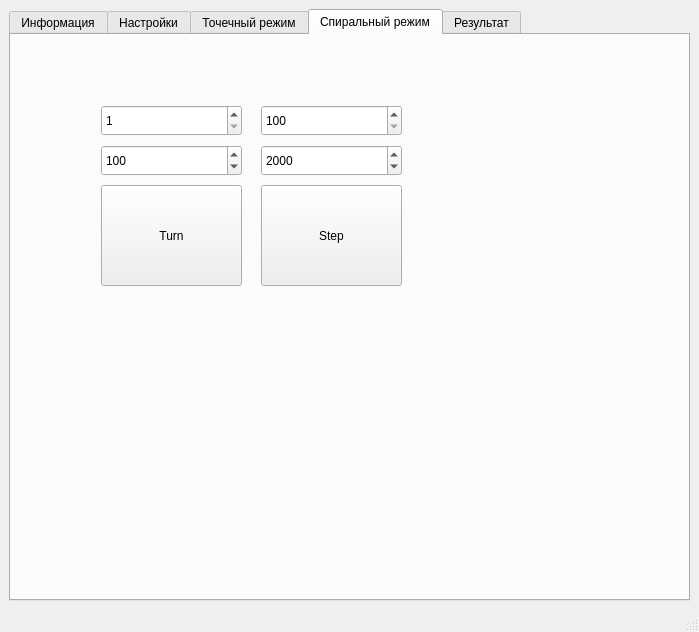
First picture: the form in rotor_ui_v2.3.ui, repository BuslaySt/Rotor, before the edit.
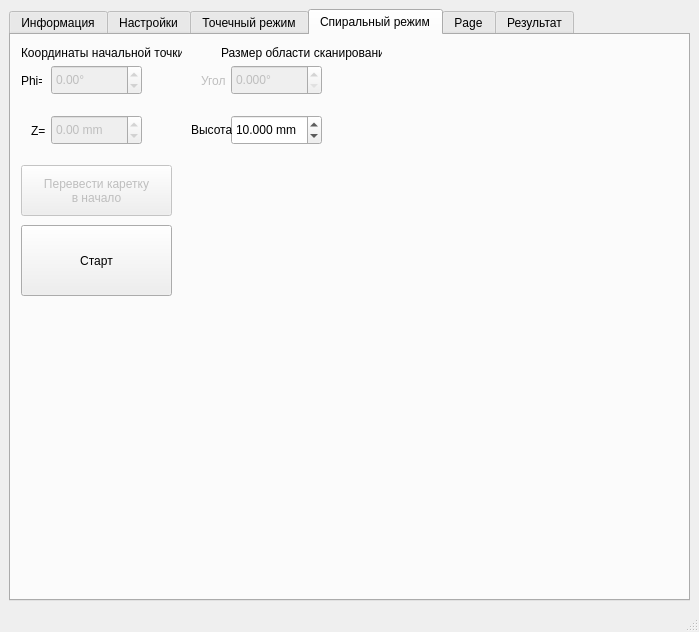
Second picture: the form after the edit. The open tabs and pages were chosen to show the change. Icons and pictures are not drawn.

```diff
--- a/rotor_ui_v2.3.ui
+++ b/rotor_ui_v2.3.ui
@@ -1221,11 +1221,237 @@
        <attribute name="title">
         <string>Спиральный режим</string>
        </attribute>
+       <widget class="QLabel" name="lbl_range_spiral">
+        <property name="geometry">
+         <rect>
+          <x>210</x>
+          <y>10</y>
+          <width>161</width>
+          <height>16</height>
+         </rect>
+        </property>
+        <property name="text">
+         <string>Размер области сканирования:</string>
+        </property>
+       </widget>
+       <widget class="QDoubleSpinBox" name="dSpBox_Range_Z_spiral">
+        <property name="geometry">
+         <rect>
+          <x>220</x>
+          <y>80</y>
+          <width>91</width>
+          <height>30</height>
+         </rect>
+        </property>
+        <property name="suffix">
+         <string> mm</string>
+        </property>
+        <property name="decimals">
+         <number>3</number>
+        </property>
+        <property name="minimum">
+         <double>-300000.000000000000000</double>
+        </property>
+        <property name="maximum">
+         <double>300000.000000000000000</double>
+        </property>
+        <property name="value">
+         <double>10.000000000000000</double>
+        </property>
+       </widget>
+       <widget class="QDoubleSpinBox" name="dSpBox_Pos_Z_spiral">
+        <property name="enabled">
+         <bool>false</bool>
+        </property>
+        <property name="geometry">
+         <rect>
+          <x>40</x>
+          <y>80</y>
+          <width>91</width>
+          <height>30</height>
+         </rect>
+        </property>
+        <property name="suffix">
+         <string> mm</string>
+        </property>
+        <property name="minimum">
+         <double>-300.000000000000000</double>
+        </property>
+       </widget>
+       <widget class="QLabel" name="lbl_coord_1_spiral">
+        <property name="geometry">
+         <rect>
+          <x>10</x>
+          <y>10</y>
+          <width>161</width>
+          <height>16</height>
+         </rect>
+        </property>
+        <property name="text">
+         <string>Координаты начальной точки:</string>
+        </property>
+       </widget>
+       <widget class="QLabel" name="lbl_Pos_PHI_spiral">
+        <property name="geometry">
+         <rect>
+          <x>10</x>
+          <y>35</y>
+          <width>21</width>
+          <height>21</height>
+         </rect>
+        </property>
+        <property name="text">
+         <string>Phi=</string>
+        </property>
+       </widget>
+       <widget class="QDoubleSpinBox" name="dSpBox_Range_PHI_spiral">
+        <property name="enabled">
+         <bool>false</bool>
+        </property>
+        <property name="geometry">
+         <rect>
+          <x>220</x>
+          <y>30</y>
+          <width>91</width>
+          <height>30</height>
+         </rect>
+        </property>
+        <property name="suffix">
+         <string>°</string>
+        </property>
+        <property name="decimals">
+         <number>3</number>
+        </property>
+        <property name="maximum">
+         <double>360.000000000000000</double>
+        </property>
+       </widget>
+       <widget class="QLabel" name="lbl_Pos_Z_spiral">
+        <property name="geometry">
+         <rect>
+          <x>20</x>
+          <y>85</y>
+          <width>21</width>
+          <height>21</height>
+         </rect>
+        </property>
+        <property name="text">
+         <string>Z=</string>
+        </property>
+       </widget>
+       <widget class="QDoubleSpinBox" name="dSpBox_Pos_PHI_spiral">
+        <property name="enabled">
+         <bool>false</bool>
+        </property>
+        <property name="geometry">
+         <rect>
+          <x>40</x>
+          <y>30</y>
+          <width>91</width>
+          <height>30</height>
+         </rect>
+        </property>
+        <property name="suffix">
+         <string>°</string>
+        </property>
+        <property name="minimum">
+         <double>-360.000000000000000</double>
+        </property>
+        <property name="maximum">
+         <double>360.000000000000000</double>
+        </property>
+       </widget>
+       <widget class="QLabel" name="lbl_Range_PHI_spiral">
+        <property name="enabled">
+         <bool>false</bool>
+        </property>
+        <property name="geometry">
+         <rect>
+          <x>190</x>
+          <y>35</y>
+          <width>31</width>
+          <height>21</height>
+         </rect>
+        </property>
+        <property name="text">
+         <string>Угол</string>
+        </property>
+       </widget>
+       <widget class="QLabel" name="lbl_Range_Z_spiral">
+        <property name="geometry">
+         <rect>
+          <x>180</x>
+          <y>79</y>
+          <width>41</width>
+          <height>31</height>
+         </rect>
+        </property>
+        <property name="text">
+         <string>Высота</string>
+        </property>
+       </widget>
+       <widget class="QPushButton" name="pBtn_AbsPosition_spiral">
+        <property name="enabled">
+         <bool>false</bool>
+        </property>
+        <property name="geometry">
+         <rect>
+          <x>10</x>
+          <y>130</y>
+          <width>151</width>
+          <height>51</height>
+         </rect>
+        </property>
+        <property name="text">
+         <string>Перевести каретку
+в начало</string>
+        </property>
+       </widget>
+       <widget class="QPushButton" name="pBtn_ScanRotorSpiral">
+        <property name="geometry">
+         <rect>
+          <x>10</x>
+          <y>190</y>
+          <width>151</width>
+          <height>71</height>
+         </rect>
+        </property>
+        <property name="text">
+         <string>Старт</string>
+        </property>
+       </widget>
+      </widget>
+      <widget class="QWidget" name="tab">
+       <attribute name="title">
+        <string>Page</string>
+       </attribute>
+       <widget class="QSpinBox" name="spBox_Turn">
+        <property name="geometry">
+         <rect>
+          <x>100</x>
+          <y>100</y>
+          <width>141</width>
+          <height>31</height>
+         </rect>
+        </property>
+        <property name="minimum">
+         <number>-36000</number>
+        </property>
+        <property name="maximum">
+         <number>36000</number>
+        </property>
+        <property name="singleStep">
+         <number>50</number>
+        </property>
+        <property name="value">
+         <number>100</number>
+        </property>
+       </widget>
        <widget class="QPushButton" name="pBtn_Turn">
         <property name="geometry">
          <rect>
-          <x>90</x>
-          <y>150</y>
+          <x>100</x>
+          <y>140</y>
           <width>141</width>
           <height>101</height>
          </rect>
@@ -1234,11 +1460,30 @@
          <string>Turn</string>
         </property>
        </widget>
+       <widget class="QSpinBox" name="spBox_StepSpeed">
+        <property name="geometry">
+         <rect>
+          <x>260</x>
+          <y>60</y>
+          <width>141</width>
+          <height>31</height>
+         </rect>
+        </property>
+        <property name="minimum">
+         <number>100</number>
+        </property>
+        <property name="maximum">
+         <number>400</number>
+        </property>
+        <property name="singleStep">
+         <number>100</number>
+        </property>
+       </widget>
        <widget class="QPushButton" name="pBtn_Step">
         <property name="geometry">
          <rect>
-          <x>250</x>
-          <y>150</y>
+          <x>260</x>
+          <y>140</y>
           <width>141</width>
           <height>101</height>
          </rect>
@@ -1250,8 +1495,8 @@
        <widget class="QSpinBox" name="spBox_Step">
         <property name="geometry">
          <rect>
-          <x>250</x>
-          <y>110</y>
+          <x>260</x>
+          <y>100</y>
           <width>141</width>
           <height>31</height>
          </rect>
@@ -1269,52 +1514,11 @@
          <number>2000</number>
         </property>
        </widget>
-       <widget class="QSpinBox" name="spBox_Turn">
-        <property name="geometry">
-         <rect>
-          <x>90</x>
-          <y>110</y>
-          <width>141</width>
-          <height>31</height>
-         </rect>
-        </property>
-        <property name="minimum">
-         <number>-36000</number>
-        </property>
-        <property name="maximum">
-         <number>36000</number>
-        </property>
-        <property name="singleStep">
-         <number>50</number>
-        </property>
-        <property name="value">
-         <number>100</number>
-        </property>
-       </widget>
-       <widget class="QSpinBox" name="spBox_StepSpeed">
-        <property name="geometry">
-         <rect>
-          <x>250</x>
-          <y>70</y>
-          <width>141</width>
-          <height>31</height>
-         </rect>
-        </property>
-        <property name="minimum">
-         <number>100</number>
-        </property>
-        <property name="maximum">
-         <number>400</number>
-        </property>
-        <property name="singleStep">
-         <number>100</number>
-        </property>
-       </widget>
        <widget class="QSpinBox" name="spBox_TurnSpeed">
         <property name="geometry">
          <rect>
-          <x>90</x>
-          <y>70</y>
+          <x>100</x>
+          <y>60</y>
           <width>141</width>
           <height>31</height>
          </rect>
```
Left out of the diff: 98 changed lines with no effect on the pictures.
